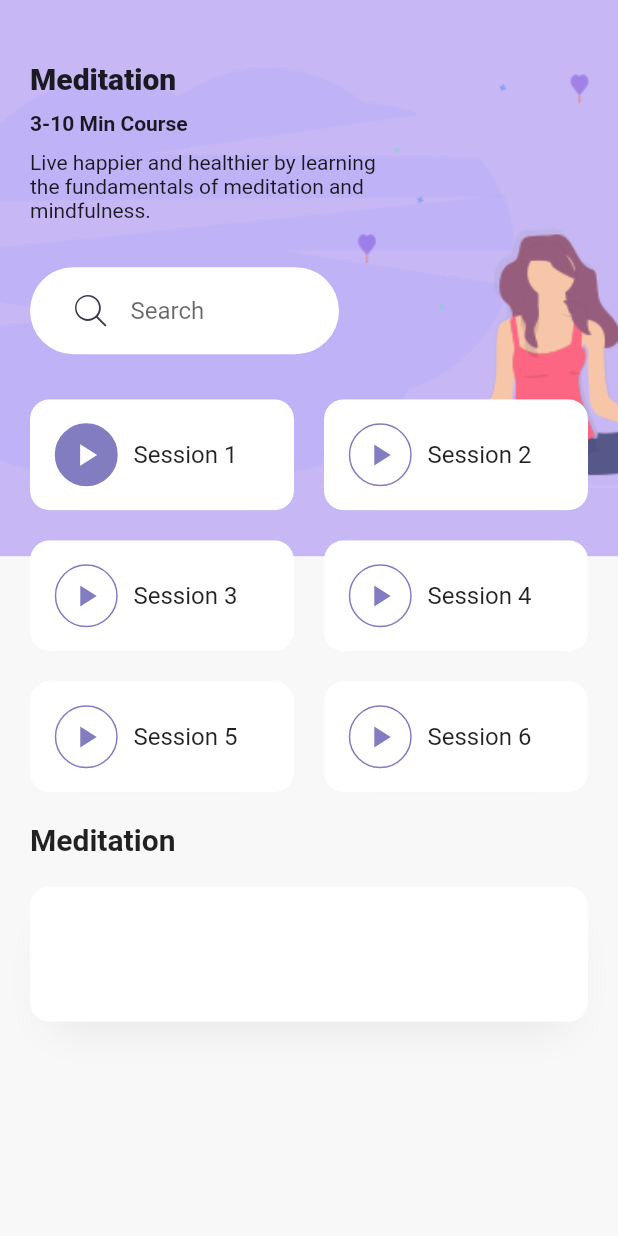
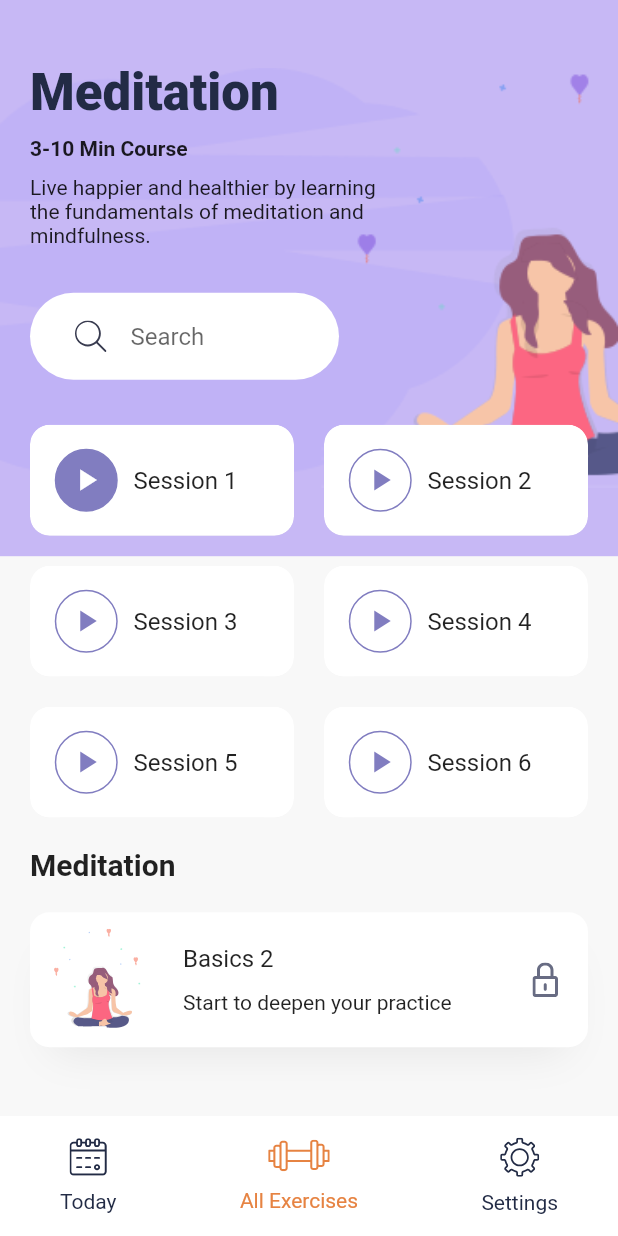
Before and after one commit to kharioki/Daily_exercises_app, a Flutter app: the DetailsScreen screen opened directly, on a phone screen of 412 x 824 dp. Run offline on Flutter 3.47's test engine with Material 2 defaults, Android fonts, the phone set to English and light mode, and no system bars; our stand-ins replace flutter_svg.

Commit message:
current playing

```diff
--- a/lib/screens/details_screen.dart
+++ b/lib/screens/details_screen.dart
@@ -1,5 +1,7 @@
 import 'package:flutter/material.dart';
+import 'package:flutter_svg/flutter_svg.dart';
 import 'package:meditation_app/constants.dart';
+import 'package:meditation_app/widgets/bottom_nav_bar.dart';
 import 'package:meditation_app/widgets/search_bar.dart';
 
 class DetailsScreen extends StatelessWidget {
@@ -7,6 +9,7 @@ class DetailsScreen extends StatelessWidget {
   Widget build(BuildContext context) {
     var size = MediaQuery.of(context).size;
     return Scaffold(
+      bottomNavigationBar: BottomNavBar(),
       body: Stack(
         children: <Widget>[
           Container(
@@ -23,6 +26,7 @@ class DetailsScreen extends StatelessWidget {
           SafeArea(
             child: Padding(
               padding: EdgeInsets.symmetric(horizontal: 20.0),
+              child: SingleChildScrollView(
                 child: Column(
                   crossAxisAlignment: CrossAxisAlignment.start,
                   children: <Widget>[
@@ -33,7 +37,7 @@ class DetailsScreen extends StatelessWidget {
                       'Meditation',
                       style: Theme.of(context)
                           .textTheme
-                        .headline6
+                          .headline4
                           .copyWith(fontWeight: FontWeight.w900),
                     ),
                     SizedBox(height: 10),
@@ -92,6 +96,7 @@ class DetailsScreen extends StatelessWidget {
                     ),
                     Container(
                       margin: EdgeInsets.symmetric(vertical: 20),
+                      padding: EdgeInsets.all(10),
                       height: 90,
                       decoration: BoxDecoration(
                         color: Colors.white,
@@ -105,8 +110,35 @@ class DetailsScreen extends StatelessWidget {
                           ),
                         ],
                       ),
+                      child: Row(
+                        children: <Widget>[
+                          SvgPicture.asset(
+                              'assets/icons/Meditation_women_small.svg'),
+                          SizedBox(width: 20),
+                          Expanded(
+                            child: Column(
+                              mainAxisAlignment: MainAxisAlignment.spaceEvenly,
+                              crossAxisAlignment: CrossAxisAlignment.start,
+                              children: <Widget>[
+                                Text(
+                                  'Basics 2',
+                                  style: Theme.of(context).textTheme.subtitle1,
+                                ),
+                                Text(
+                                  'Start to deepen your practice',
                                 ),
                               ],
+                            ),
+                          ),
+                          Padding(
+                            padding: EdgeInsets.all(10),
+                            child: SvgPicture.asset('assets/icons/Lock.svg'),
+                          ),
+                        ],
+                      ),
+                    ),
+                  ],
+                ),
               ),
             ),
           ),
```
Lines whose indentation alone changed are shown as unchanged.
